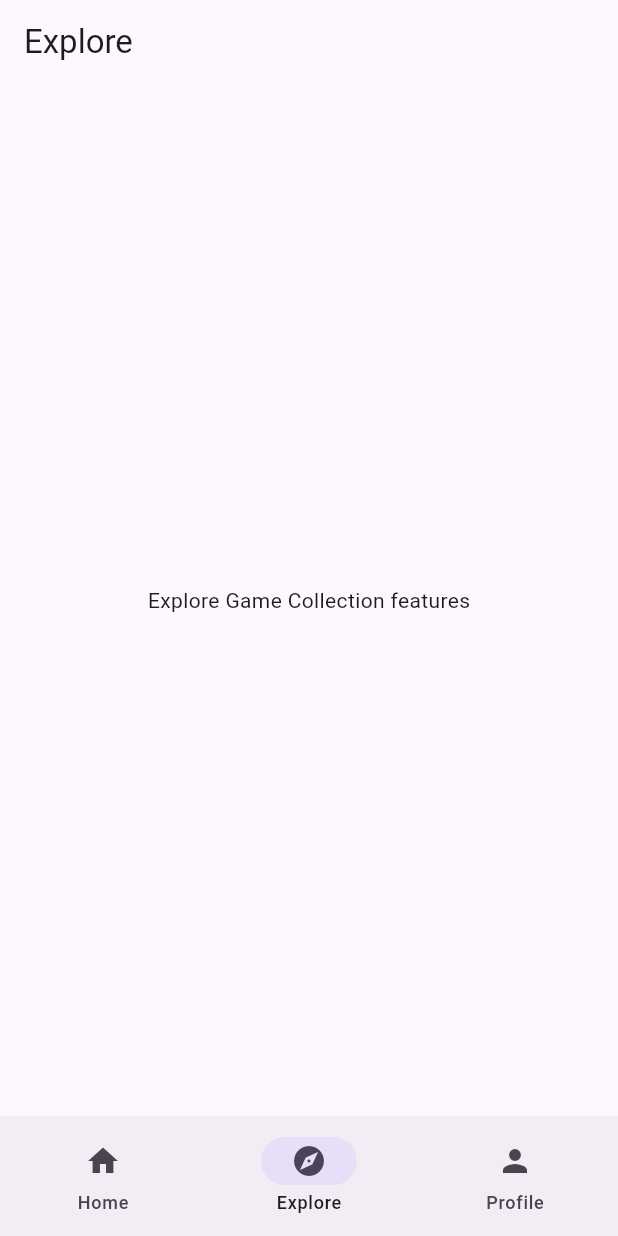
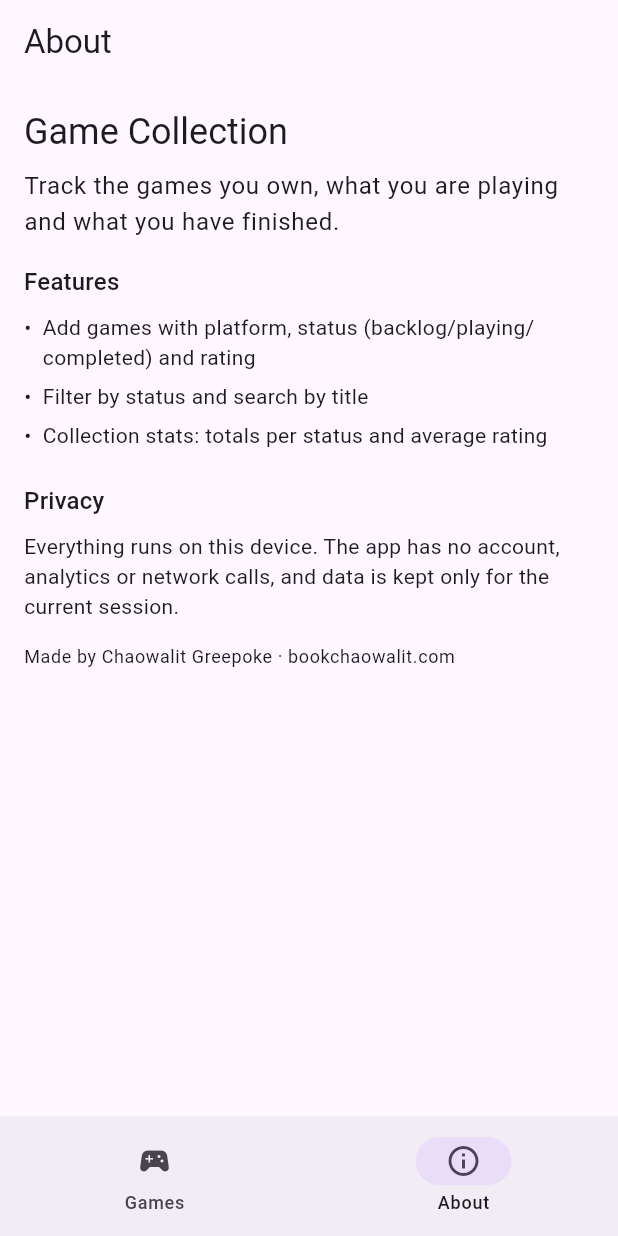
Before and after one commit to bookchaowalit-mobile/bookchaowalit-game-collection-mobile, a Flutter app: the screen it shows after launch, item 2 of the bottom bar chosen, on a phone screen of 412 x 824 dp. Run offline on Flutter 3.47's test engine with Material 3 defaults, Android fonts, the phone set to English and light mode, and no system bars.

Commit message:
feat: implement game collection tracker with status, ratings and stats
- Replace the Expo/npm workflow (every step ended in || true) with
  Flutter CI: dart format check, flutter analyze, flutter test.
- Add pure-Dart logic in lib/logic/ with unit tests plus widget tests.
- Replace placeholder Explore/Profile tabs with an About screen.
- Drop unused go_router/flutter_riverpod; regenerate a real pubspec.lock.
- Add docs/UPGRADE-PLAN.md and align README with the code.

Co-Authored-By: Claude Opus 5.5 <noreply@anthropic.com>
Claude-Session: https://claude.ai/code/session_01CtBSFr6s9abQ3XVZsU8QQK

```diff
--- a/analysis_options.yaml
+++ b/analysis_options.yaml
@@ -1 +1,5 @@
+analyzer:
+  exclude:
+    - build/**
+    - android/**
 include: package:flutter_lints/flutter.yaml
--- /dev/null
+++ b/lib/logic/collection.dart
@@ -0,0 +1,99 @@
+/// Game collection model, filtering and stats.
+library;
+
+enum GameStatus {
+  backlog('Backlog'),
+  playing('Playing'),
+  completed('Completed');
+
+  const GameStatus(this.label);
+  final String label;
+}
+
+class Game {
+  const Game({
+    required this.id,
+    required this.title,
+    required this.platform,
+    this.status = GameStatus.backlog,
+    this.rating,
+  }) : assert(rating == null || (rating >= 1 && rating <= 5));
+
+  final int id;
+  final String title;
+  final String platform;
+  final GameStatus status;
+
+  /// 1-5 stars, or null when unrated.
+  final int? rating;
+
+  Game copyWith({GameStatus? status, int? rating, bool clearRating = false}) =>
+      Game(
+        id: id,
+        title: title,
+        platform: platform,
+        status: status ?? this.status,
+        rating: clearRating ? null : (rating ?? this.rating),
+      );
+}
+
+String? validateGame(String title, String platform, Iterable<Game> existing) {
+  final t = title.trim();
+  if (t.isEmpty) return 'Title is required';
+  if (t.length > 100) return 'Title must be at most 100 characters';
+  if (platform.trim().isEmpty) return 'Platform is required';
+  final dup = existing.any(
+    (g) =>
+        g.title.toLowerCase() == t.toLowerCase() &&
+        g.platform.toLowerCase() == platform.trim().toLowerCase(),
+  );
+  if (dup) return 'That game is already in your collection';
+  return null;
+}
+
+List<Game> filterGames(
+  Iterable<Game> games, {
+  GameStatus? status,
+  String query = '',
+}) {
+  final q = query.trim().toLowerCase();
+  final list = games
+      .where((g) => status == null || g.status == status)
+      .where((g) => q.isEmpty || g.title.toLowerCase().contains(q))
+      .toList()
+    ..sort((a, b) => a.title.toLowerCase().compareTo(b.title.toLowerCase()));
+  return list;
+}
+
+class CollectionStats {
+  const CollectionStats(this.total, this.byStatus, this.averageRating);
+
+  final int total;
+  final Map<GameStatus, int> byStatus;
+
+  /// Mean of rated games, or null if none are rated.
+  final double? averageRating;
+
+  double get completionRate =>
+      total == 0 ? 0 : (byStatus[GameStatus.completed] ?? 0) / total;
+}
+
+CollectionStats statsOf(Iterable<Game> games) {
+  final by = {for (final s in GameStatus.values) s: 0};
+  var total = 0;
+  var ratedSum = 0;
+  var ratedCount = 0;
+  for (final g in games) {
+    total++;
+    by[g.status] = by[g.status]! + 1;
+    if (g.rating != null) {
+      ratedSum += g.rating!;
+      ratedCount++;
+    }
+  }
+  return CollectionStats(
+    total,
+    by,
+    ratedCount == 0 ? null : ratedSum / ratedCount,
+  );
+}
--- a/lib/main.dart
+++ b/lib/main.dart
@@ -1,7 +1,7 @@
 import 'package:flutter/material.dart';
+
+import 'screens/about_screen.dart';
 import 'screens/home_screen.dart';
-import 'screens/explore_screen.dart';
-import 'screens/profile_screen.dart';
 
 void main() {
   runApp(const GameCollectionApp());
@@ -14,6 +14,7 @@ class GameCollectionApp extends StatelessWidget {
   Widget build(BuildContext context) {
     return MaterialApp(
       title: 'Game Collection',
+      debugShowCheckedModeBanner: false,
       theme: ThemeData(
         colorSchemeSeed: Colors.deepPurple,
         useMaterial3: true,
@@ -31,25 +32,28 @@ class GameCollectionApp extends StatelessWidget {
 
 class MainShell extends StatefulWidget {
   const MainShell({super.key});
+
   @override
   State<MainShell> createState() => _MainShellState();
 }
 
 class _MainShellState extends State<MainShell> {
   int _index = 0;
-  final _pages = const [HomeScreen(), ExploreScreen(), ProfileScreen()];
 
   @override
   Widget build(BuildContext context) {
     return Scaffold(
-      body: _pages[_index],
+      body: IndexedStack(
+        index: _index,
+        children: const [HomeScreen(), AboutScreen()],
+      ),
       bottomNavigationBar: NavigationBar(
         selectedIndex: _index,
         onDestinationSelected: (i) => setState(() => _index = i),
         destinations: const [
-          NavigationDestination(icon: Icon(Icons.home), label: 'Home'),
-          NavigationDestination(icon: Icon(Icons.explore), label: 'Explore'),
-          NavigationDestination(icon: Icon(Icons.person), label: 'Profile'),
+          NavigationDestination(
+              icon: Icon(Icons.sports_esports), label: 'Games'),
+          NavigationDestination(icon: Icon(Icons.info_outline), label: 'About'),
         ],
       ),
     );
--- /dev/null
+++ b/lib/screens/about_screen.dart
@@ -0,0 +1,62 @@
+import 'package:flutter/material.dart';
+
+class AboutScreen extends StatelessWidget {
+  const AboutScreen({super.key});
+
+  @override
+  Widget build(BuildContext context) {
+    final textTheme = Theme.of(context).textTheme;
+    return Scaffold(
+      appBar: AppBar(title: const Text('About')),
+      body: ListView(
+        padding: const EdgeInsets.all(16),
+        children: [
+          Text('Game Collection', style: textTheme.headlineSmall),
+          const SizedBox(height: 8),
+          Text(
+              'Track the games you own, what you are playing and what you have finished.',
+              style: textTheme.bodyLarge),
+          const SizedBox(height: 16),
+          Text('Features', style: textTheme.titleMedium),
+          const SizedBox(height: 8),
+          const _Bullet(
+              'Add games with platform, status (backlog/playing/completed) and rating'),
+          const _Bullet('Filter by status and search by title'),
+          const _Bullet(
+              'Collection stats: totals per status and average rating'),
+          const SizedBox(height: 16),
+          Text('Privacy', style: textTheme.titleMedium),
+          const SizedBox(height: 8),
+          const Text(
+            'Everything runs on this device. The app has no account, '
+            'analytics or network calls, and data is kept only for the '
+            'current session.',
+          ),
+          const SizedBox(height: 16),
+          Text('Made by Chaowalit Greepoke · bookchaowalit.com',
+              style: textTheme.bodySmall),
+        ],
+      ),
+    );
+  }
+}
+
+class _Bullet extends StatelessWidget {
+  const _Bullet(this.text);
+
+  final String text;
+
+  @override
+  Widget build(BuildContext context) {
+    return Padding(
+      padding: const EdgeInsets.only(bottom: 6),
+      child: Row(
+        crossAxisAlignment: CrossAxisAlignment.start,
+        children: [
+          const Text('•  '),
+          Expanded(child: Text(text)),
+        ],
+      ),
+    );
+  }
+}
--- a/lib/screens/explore_screen.dart
+++ /dev/null
@@ -1,13 +0,0 @@
-import 'package:flutter/material.dart';
-
-class ExploreScreen extends StatelessWidget {
-  const ExploreScreen({super.key});
-
-  @override
-  Widget build(BuildContext context) {
-    return Scaffold(
-      appBar: AppBar(title: const Text('Explore')),
-      body: const Center(child: Text('Explore Game Collection features')),
-    );
-  }
-}
--- a/lib/screens/home_screen.dart
+++ b/lib/screens/home_screen.dart
@@ -1,25 +1,168 @@
 import 'package:flutter/material.dart';
 
-class HomeScreen extends StatelessWidget {
+import '../logic/collection.dart';
+
+class HomeScreen extends StatefulWidget {
   const HomeScreen({super.key});
 
   @override
+  State<HomeScreen> createState() => _HomeScreenState();
+}
+
+class _HomeScreenState extends State<HomeScreen> {
+  final List<Game> _games = [];
+  final _title = TextEditingController();
+  final _platform = TextEditingController();
+  final _query = TextEditingController();
+  GameStatus? _filter;
+  String? _error;
+  int _nextId = 1;
+
+  @override
+  void dispose() {
+    _title.dispose();
+    _platform.dispose();
+    _query.dispose();
+    super.dispose();
+  }
+
+  void _add() {
+    final error = validateGame(_title.text, _platform.text, _games);
+    setState(() {
+      _error = error;
+      if (error != null) return;
+      _games.add(
+        Game(
+          id: _nextId++,
+          title: _title.text.trim(),
+          platform: _platform.text.trim(),
+        ),
+      );
+      _title.clear();
+    });
+  }
+
+  void _update(Game g, Game updated) {
+    setState(() => _games[_games.indexOf(g)] = updated);
+  }
+
+  @override
   Widget build(BuildContext context) {
+    final textTheme = Theme.of(context).textTheme;
+    final stats = statsOf(_games);
+    final visible = filterGames(_games, status: _filter, query: _query.text);
     return Scaffold(
       appBar: AppBar(title: const Text('Game Collection')),
-      body: Center(
-        child: Column(
-          mainAxisAlignment: MainAxisAlignment.center,
-          children: [
-            const Icon(Icons.home, size: 64),
-            const SizedBox(height: 16),
-            Text('Game Collection', style: Theme.of(context).textTheme.headlineMedium),
-            const SizedBox(height: 8),
-            Text('Game Collection — Mobile app (flutter)',
-                style: Theme.of(context).textTheme.bodyLarge,
-                textAlign: TextAlign.center),
-          ],
-        ),
+      body: ListView(
+        padding: const EdgeInsets.all(16),
+        children: [
+          Row(
+            children: [
+              Expanded(
+                flex: 3,
+                child: TextField(
+                  key: const Key('title-input'),
+                  controller: _title,
+                  decoration: const InputDecoration(labelText: 'Title'),
+                ),
+              ),
+              const SizedBox(width: 8),
+              Expanded(
+                flex: 2,
+                child: TextField(
+                  key: const Key('platform-input'),
+                  controller: _platform,
+                  decoration: const InputDecoration(labelText: 'Platform'),
+                ),
+              ),
+              IconButton(
+                key: const Key('add-game'),
+                tooltip: 'Add game',
+                icon: const Icon(Icons.add),
+                onPressed: _add,
+              ),
+            ],
+          ),
+          if (_error != null)
+            Text(
+              _error!,
+              style: TextStyle(color: Theme.of(context).colorScheme.error),
+            ),
+          const SizedBox(height: 12),
+          Text(
+            '${stats.total} games · '
+            '${GameStatus.values.map((s) => '${stats.byStatus[s]} ${s.label.toLowerCase()}').join(' · ')}'
+            '${stats.averageRating == null ? '' : ' · avg ${stats.averageRating!.toStringAsFixed(1)}★'}',
+            key: const Key('stats'),
+            style: textTheme.bodyMedium,
+          ),
+          const SizedBox(height: 8),
+          Wrap(
+            spacing: 8,
+            children: [
+              ChoiceChip(
+                label: const Text('All'),
+                selected: _filter == null,
+                onSelected: (_) => setState(() => _filter = null),
+              ),
+              for (final s in GameStatus.values)
+                ChoiceChip(
+                  label: Text(s.label),
+                  selected: _filter == s,
+                  onSelected: (_) => setState(() => _filter = s),
+                ),
+            ],
+          ),
+          TextField(
+            controller: _query,
+            decoration: const InputDecoration(
+              prefixIcon: Icon(Icons.search),
+              labelText: 'Search titles',
+            ),
+            onChanged: (_) => setState(() {}),
+          ),
+          if (_games.isEmpty)
+            const Padding(
+              padding: EdgeInsets.all(24),
+              child: Text('Your collection is empty.',
+                  textAlign: TextAlign.center),
+            ),
+          for (final g in visible)
+            Card(
+              child: ListTile(
+                title: Text(g.title),
+                subtitle: Text(
+                  '${g.platform} · ${g.rating == null ? 'unrated' : '${g.rating}★'}',
+                ),
+                trailing: PopupMenuButton<String>(
+                  tooltip: 'Change ${g.title}',
+                  onSelected: (v) {
+                    if (v == 'delete') {
+                      setState(() => _games.remove(g));
+                    } else if (v.startsWith('status:')) {
+                      _update(
+                        g,
+                        g.copyWith(
+                            status: GameStatus.values.byName(v.substring(7))),
+                      );
+                    } else if (v.startsWith('rate:')) {
+                      _update(g, g.copyWith(rating: int.parse(v.substring(5))));
+                    }
+                  },
+                  itemBuilder: (_) => [
+                    for (final s in GameStatus.values)
+                      PopupMenuItem(
+                          value: 'status:${s.name}',
+                          child: Text('Mark ${s.label.toLowerCase()}')),
+                    for (var r = 1; r <= 5; r++)
+                      PopupMenuItem(value: 'rate:$r', child: Text('Rate $r★')),
+                    const PopupMenuItem(value: 'delete', child: Text('Delete')),
+                  ],
+                  child: Chip(label: Text(g.status.label)),
+                ),
+              ),
+            ),
+        ],
       ),
     );
   }
--- a/pubspec.yaml
+++ b/pubspec.yaml
@@ -1,5 +1,5 @@
 name: game_collection
-description: "Game Collection — Mobile app (flutter)"
+description: "Track the games you own, what you are playing and what you have finished."
 publish_to: "none"
 version: 1.0.0+1
 
@@ -10,8 +10,6 @@ dependencies:
   flutter:
     sdk: flutter
   cupertino_icons: ^1.0.8
-  go_router: ^14.2.0
-  flutter_riverpod: ^2.5.1
 
 dev_dependencies:
   flutter_test:
```
Also changed, not shown: lib/screens/profile_screen.dart (deleted, +0 -24 lines), pubspec.lock, 5 other files.
